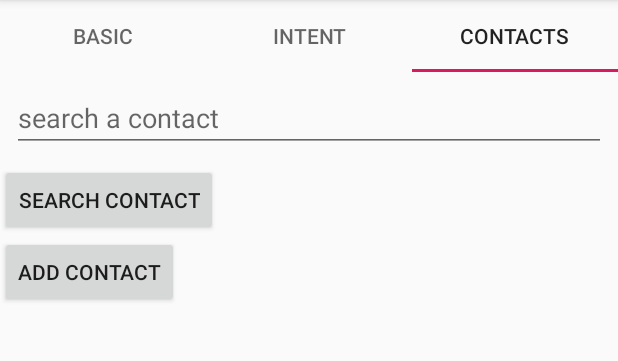
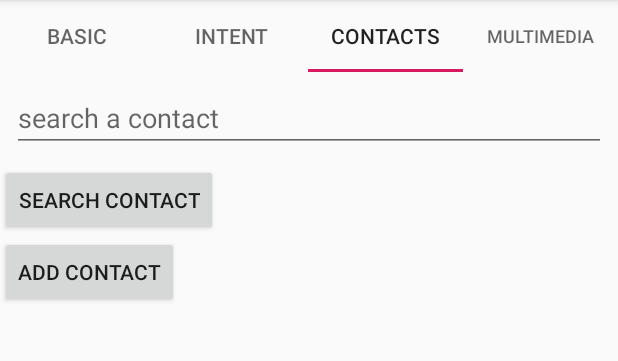
Before and after one commit to ryosaeba82/MultiTestApp, an Android app: the MainActivity screen opened directly, with no data from a screen before it, tab 3 chosen, on a phone screen of 412 x 824 dp, the part 84-445 px from its top. Run offline under Robolectric (Android 15) with nearby library versions, the phone set to English and light mode, and no system bars.

Commit message:
Aggiunto fragment Multimedia

```diff
--- a/app/src/main/AndroidManifest.xml
+++ b/app/src/main/AndroidManifest.xml
@@ -5,6 +5,7 @@
 
     <uses-permission android:name="android.permission.READ_CONTACTS"/>
     <uses-permission android:name="android.permission.WRITE_CONTACTS"/>
+    <uses-permission android:name="android.permission.RECORD_AUDIO"/>
 
     <application
             android:allowBackup="true"
--- a/app/src/main/java/com/starware/mpicciau/multitestapp/MainActivity.java
+++ b/app/src/main/java/com/starware/mpicciau/multitestapp/MainActivity.java
@@ -30,6 +30,7 @@ public class MainActivity extends AppCompatActivity {
         adapter.addFragment(new BasicMenuFragment(), "Basic");
         adapter.addFragment(new IntentMenuFragment(), "Intent");
         adapter.addFragment(new ContactsFragment(), "Contacts");
+        adapter.addFragment(new MultimediaFragment(), "Multimedia");
 
         viewPager.setAdapter(adapter);
         tabLayout.setupWithViewPager(viewPager);
--- /dev/null
+++ b/app/src/main/java/com/starware/mpicciau/multitestapp/MultimediaFragment.java
@@ -0,0 +1,29 @@
+package com.starware.mpicciau.multitestapp;
+
+
+import android.os.Bundle;
+import android.support.v4.app.Fragment;
+import android.view.LayoutInflater;
+import android.view.View;
+import android.view.ViewGroup;
+
+
+/**
+ * A simple {@link Fragment} subclass.
+ */
+public class MultimediaFragment extends Fragment {
+
+
+    public MultimediaFragment() {
+        // Required empty public constructor
+    }
+
+
+    @Override
+    public View onCreateView(LayoutInflater inflater, ViewGroup container,
+                             Bundle savedInstanceState) {
+        // Inflate the layout for this fragment
+        return inflater.inflate(R.layout.fragment_multimedia, container, false);
+    }
+
+}
--- a/app/src/main/res/values/strings.xml
+++ b/app/src/main/res/values/strings.xml
@@ -23,4 +23,7 @@
     <string name="noName">Insert the name</string>
     <string name="noPhone">Insert the phone</string>
 
+    <!-- TODO: Remove or change this placeholder text -->
+    <string name="hello_blank_fragment">Hello blank fragment</string>
+
 </resources>
```
Also changed, not shown: app/src/main/res/layout/fragment_multimedia.xml (added, +14 -0 lines).
